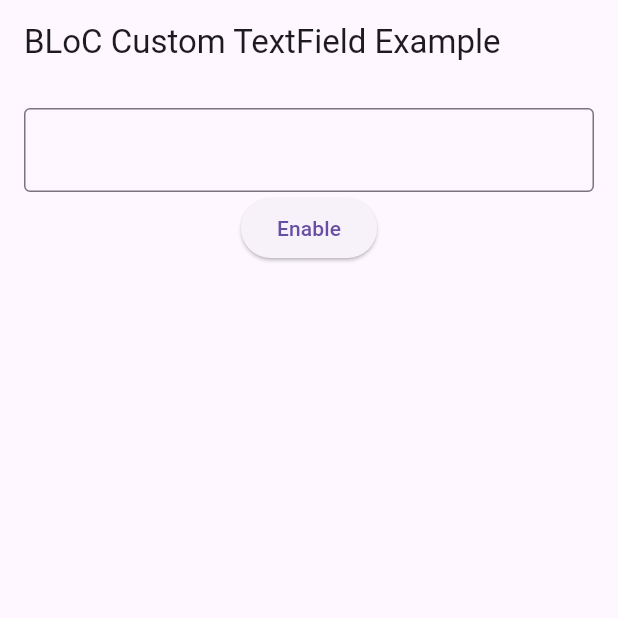
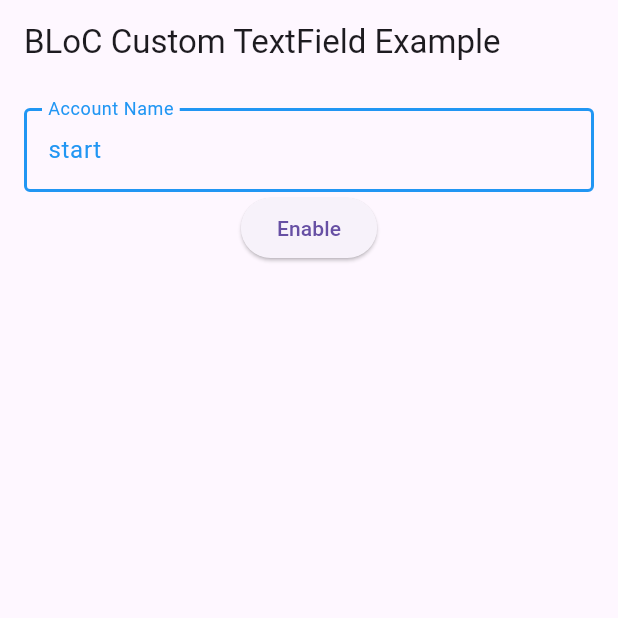
Before and after one commit to mk590901/Event-driven-BLoC-s-text-fields, a Flutter app: the screen it shows after launch, on a phone screen of 412 x 824 dp, the top half of it. Run offline on Flutter 3.47's test engine with Material 3 defaults, Android fonts, the phone set to English and light mode, and no system bars; our stand-ins replace flutter_bloc.

```diff
--- a/lib/custom_text.dart
+++ b/lib/custom_text.dart
@@ -15,8 +15,11 @@ class CustomText extends StatelessWidget {
   final VoidCallbackParameter? onChangedAction;
   final String initText;
   final String hintText;
+  final String labelText;
+  final TextCapitalization capitalization;
 
-  CustomText({super.key, this.initText = '', this.hintText = '', this.callbackSubmitted, this.onChangedAction});
+  CustomText({super.key, this.initText = '', this.hintText = '', this.labelText = '',
+    this.capitalization = TextCapitalization.none, this.callbackSubmitted, this.onChangedAction});
 
   @override
   Widget build(BuildContext context) {
@@ -24,7 +27,7 @@ class CustomText extends StatelessWidget {
       create: (context) {
         textBloc = TextBloc(TextState(TextStates.ready));
         if (initText.isNotEmpty) {
-          textBloc.add(Changed(initText.toUpperCase()));
+          textBloc.add(Changed(initText));
         }
         return textBloc;
       },
@@ -38,22 +41,38 @@ class CustomText extends StatelessWidget {
           return TextField(
             controller: _controller,
             focusNode: _focusNode,
+            textCapitalization: capitalization,
             maxLines: null,  // Makes the TextField multiline
             enabled: (state.state() == TextStates.ready),
             onChanged: (text) {
-              // Example of formatting: capitalize every letter
-              String formattedText = text.toUpperCase();
-              textBloc.add(Changed(formattedText));
-              onChangedAction?.call(formattedText);
+              textBloc.add(Changed(text));
+              onChangedAction?.call(text);
             },
             onSubmitted: (text) {
-              String formattedText = text.toUpperCase();
-              textBloc.add(Submitted(formattedText));
-              callbackSubmitted?.call(formattedText);
+              textBloc.add(Submitted(text));
+              callbackSubmitted?.call(text);
             },
+            onEditingComplete: () { //  ???
+              debugPrint('Editing completed');
+            },
+            style: TextStyle(
+                color: state.state() == TextStates.disabled ? Colors.grey : Colors.blue),
             decoration: InputDecoration(
-              border: const OutlineInputBorder(),
+              enabledBorder: const OutlineInputBorder(
+                borderSide: BorderSide(color: Colors.blue, width: 2.0),
+              ),
+              disabledBorder: const OutlineInputBorder(
+                borderSide: BorderSide(color: Colors.grey, width: 2.0),
+              ),
+              focusedBorder: const OutlineInputBorder(
+                borderSide: BorderSide(color: Colors.blue, width: 2.0),
+              ),
               hintText: hintText,
+              hintStyle: TextStyle(
+                  color: state.state() == TextStates.disabled ? Colors.grey : Colors.blue),
+              labelText: labelText,
+              labelStyle: TextStyle(
+                  color: state.state() == TextStates.disabled ? Colors.grey : Colors.blue),
             ),
           );
         },
--- a/lib/main.dart
+++ b/lib/main.dart
@@ -23,8 +23,10 @@ class TextFieldPage extends StatelessWidget {
   Widget build(BuildContext context) {
 
     CustomText text = CustomText(
-        // initText: 'start',
-        // hint: 'Enter your text here...',
+        initText: 'start',
+        hintText: 'Enter your text here...',
+        labelText: 'Account Name',
+        capitalization: TextCapitalization.words,
         onChangedAction: (text)=> debugPrint('main.callbackChanged ->[$text]'),
 //        (text) {}
     );
```
